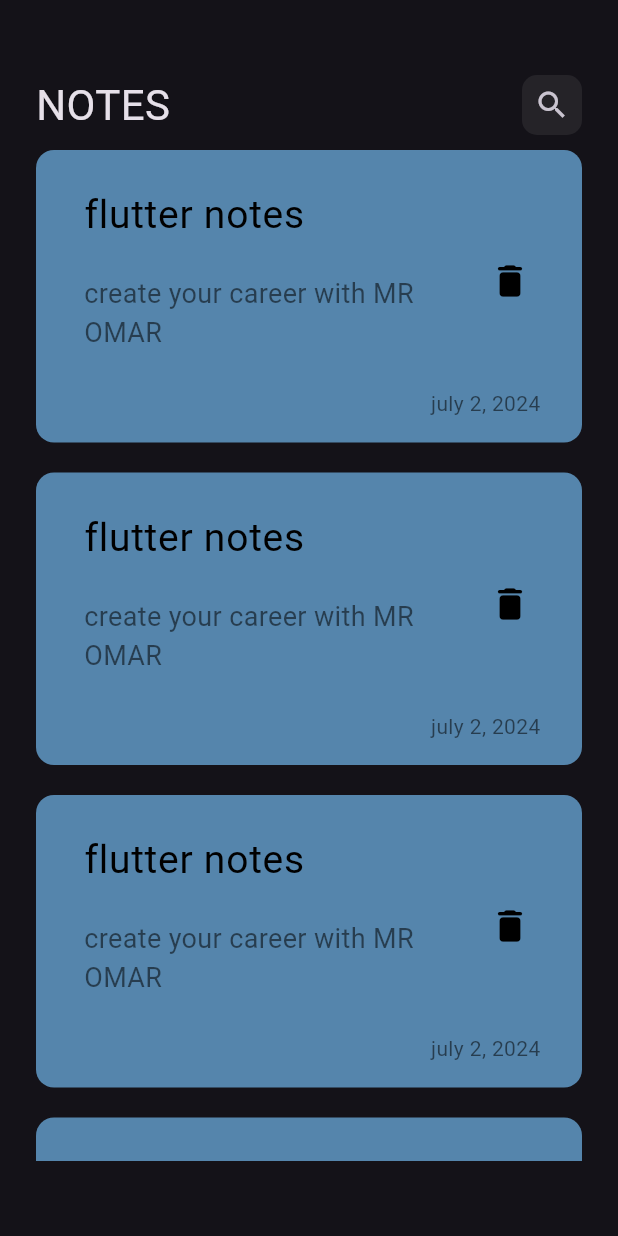
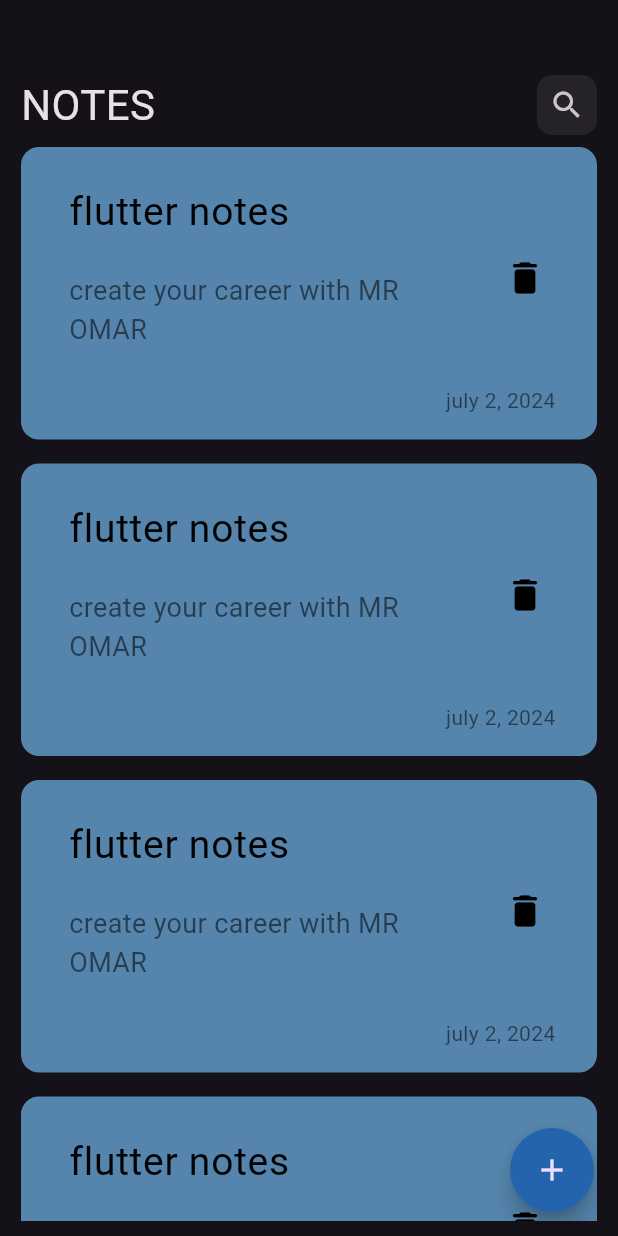
Before and after one commit to Omarsameh21/notes_app, a Flutter app: the screen it shows after launch, on a phone screen of 412 x 824 dp. Run offline on Flutter 3.47's test engine with Material 3 defaults, Android fonts, the phone set to English and light mode, and no system bars.

Commit message:
show modal bottom sheet

```diff
--- a/lib/views/notes_item.dart
+++ b/lib/views/notes_item.dart
@@ -6,7 +6,7 @@ class NoteItem extends StatelessWidget {
   @override
   Widget build(BuildContext context) {
     return Padding(
-      padding: const EdgeInsets.symmetric(vertical: 10),
+      padding: const EdgeInsets.symmetric(vertical: 8),
       child: Container(
         padding: const EdgeInsets.only(top: 16, bottom: 16, left: 16),
         decoration: const BoxDecoration(
--- a/lib/views/notes_view.dart
+++ b/lib/views/notes_view.dart
@@ -1,13 +1,28 @@
 import 'package:flutter/material.dart';
 import 'package:notes_app/views/widgets/notes_view_body.dart';
+import 'add_note_bottom_sheet.dart';
 
 class NotesView extends StatelessWidget {
   const NotesView({super.key});
 
   @override
   Widget build(BuildContext context) {
-    return const Scaffold(
-      body: NotesViewBody(),
+    return Scaffold(
+      floatingActionButton: FloatingActionButton(
+        backgroundColor: const Color.fromARGB(255, 36, 100, 173),
+        shape: const CircleBorder(),
+        onPressed: () {
+          showModalBottomSheet(
+              context: context,
+              builder: (contect) {
+                return const AddNote();
+              });
+        },
+        child: const Icon(
+          Icons.add,
+        ),
+      ),
+      body: const NotesViewBody(),
     );
   }
 }
--- a/lib/views/widgets/notes_view_body.dart
+++ b/lib/views/widgets/notes_view_body.dart
@@ -9,9 +9,8 @@ class NotesViewBody extends StatelessWidget {
   @override
   Widget build(BuildContext context) {
     return const Padding(
-      padding: EdgeInsets.symmetric(horizontal: 24, vertical: 50),
+      padding: EdgeInsets.only(right: 14, left: 14, top: 50, bottom: 10),
       child: Column(
-        //  scrollDirection: Axis.vertical,
         children: [
           CostumAppBar(),
           Expanded(
@@ -29,6 +28,7 @@ class NotesListView extends StatelessWidget {
   @override
   Widget build(BuildContext context) {
     return ListView.builder(
+        physics: const BouncingScrollPhysics(),
         itemCount: 5,
         itemBuilder: (context, index) {
           return const NoteItem();
```
Also changed, not shown: lib/views/add_note_bottom_sheet.dart (added, +12 -0 lines), 1 other file.
